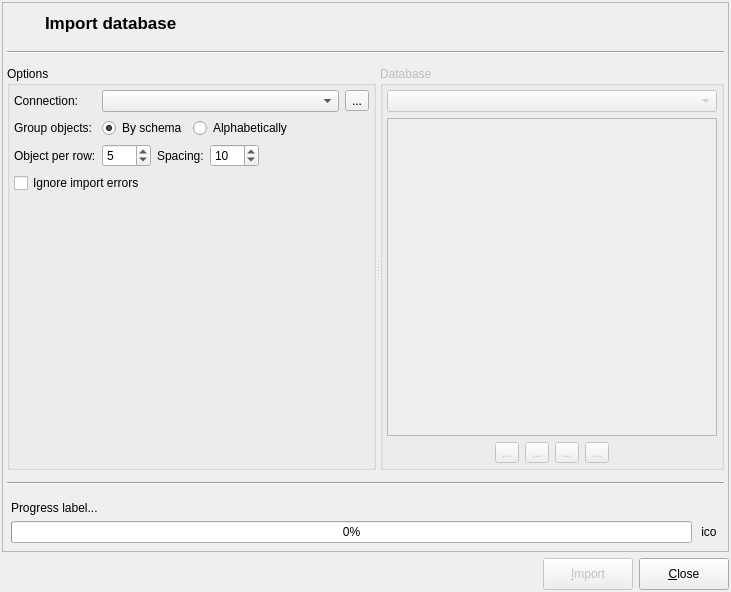
Above: libpgmodeler_ui/ui/databaseimportform.ui from pgmodeler/pgmodeler before the change. Below: the same form after it.
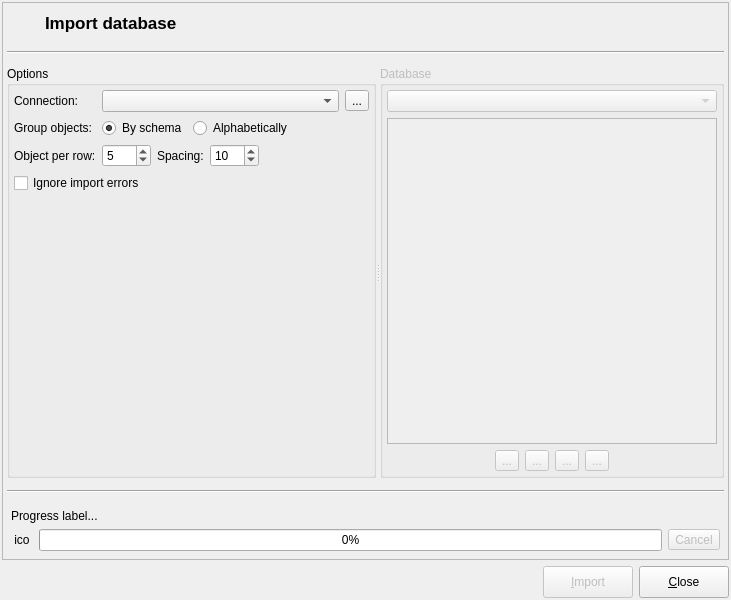
That is the form after the change. Icons and pictures are not drawn.

Diff of the .ui file:
```diff
--- a/libpgmodeler_ui/ui/databaseimportform.ui
+++ b/libpgmodeler_ui/ui/databaseimportform.ui
@@ -10,7 +10,7 @@
     <x>0</x>
     <y>0</y>
     <width>731</width>
-    <height>592</height>
+    <height>600</height>
    </rect>
   </property>
   <property name="sizePolicy">
@@ -28,7 +28,7 @@
   <property name="maximumSize">
    <size>
     <width>16777215</width>
-    <height>16777215</height>
+    <height>600</height>
    </size>
   </property>
   <property name="windowTitle">
@@ -766,27 +766,7 @@
         <property name="bottomMargin">
          <number>4</number>
         </property>
-        <item row="0" column="0" colspan="2">
-         <widget class="QLabel" name="progress_lbl">
-          <property name="sizePolicy">
-           <sizepolicy hsizetype="Preferred" vsizetype="Fixed">
-            <horstretch>0</horstretch>
-            <verstretch>0</verstretch>
-           </sizepolicy>
-          </property>
-          <property name="text">
-           <string>Progress label...</string>
-          </property>
-         </widget>
-        </item>
         <item row="1" column="0">
-         <widget class="QProgressBar" name="progress_pb">
-          <property name="value">
-           <number>0</number>
-          </property>
-         </widget>
-        </item>
-        <item row="1" column="1">
          <widget class="QLabel" name="ico_lbl">
           <property name="sizePolicy">
            <sizepolicy hsizetype="Fixed" vsizetype="Fixed">
@@ -817,6 +797,49 @@
           </property>
          </widget>
         </item>
+        <item row="0" column="0" colspan="4">
+         <widget class="QLabel" name="progress_lbl">
+          <property name="sizePolicy">
+           <sizepolicy hsizetype="Preferred" vsizetype="Fixed">
+            <horstretch>0</horstretch>
+            <verstretch>0</verstretch>
+           </sizepolicy>
+          </property>
+          <property name="text">
+           <string>Progress label...</string>
+          </property>
+         </widget>
+        </item>
+        <item row="1" column="3">
+         <widget class="QToolButton" name="cancel_btn">
+          <property name="enabled">
+           <bool>false</bool>
+          </property>
+          <property name="text">
+           <string>Cancel</string>
+          </property>
+          <property name="icon">
+           <iconset resource="../res/resources.qrc">
+            <normaloff>:/icones/icones/msgbox_erro.png</normaloff>:/icones/icones/msgbox_erro.png</iconset>
+          </property>
+          <property name="iconSize">
+           <size>
+            <width>20</width>
+            <height>20</height>
+           </size>
+          </property>
+          <property name="toolButtonStyle">
+           <enum>Qt::ToolButtonTextBesideIcon</enum>
+          </property>
+         </widget>
+        </item>
+        <item row="1" column="1" colspan="2">
+         <widget class="QProgressBar" name="progress_pb">
+          <property name="value">
+           <number>0</number>
+          </property>
+         </widget>
+        </item>
        </layout>
       </item>
      </layout>
```
